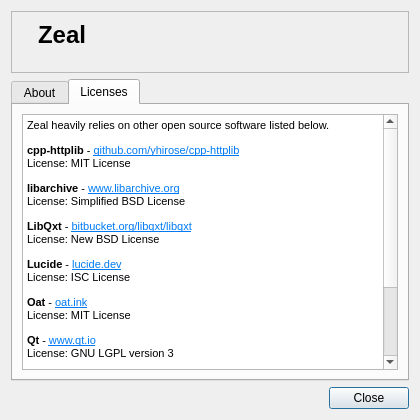
Above: src/libs/ui/aboutdialog.ui from zealdocs/zeal before the change. Below: the same form after it.
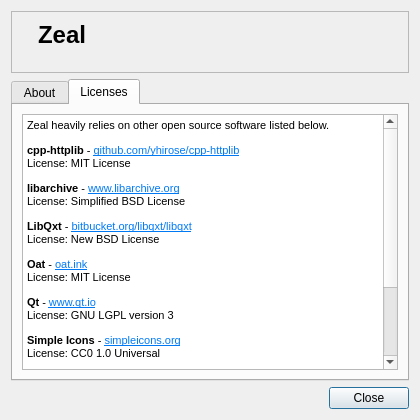
That is the form after the change. The open tabs and pages were chosen to show the change.

Commit message: feat(ui): use Tabler icons across the app (#1886)

Diff of the .ui file:
```diff
--- a/src/libs/ui/aboutdialog.ui
+++ b/src/libs/ui/aboutdialog.ui
@@ -114,11 +114,11 @@
 &lt;p style=&quot; margin-top:12px; margin-bottom:12px; margin-left:0px; margin-right:0px; -qt-block-indent:0; text-indent:0px;&quot;&gt;&lt;span style=&quot; font-family:'MS Shell Dlg 2'; font-size:8.25pt; font-weight:600;&quot;&gt;cpp-httplib&lt;/span&gt;&lt;span style=&quot; font-family:'MS Shell Dlg 2'; font-size:8.25pt;&quot;&gt; - &lt;/span&gt;&lt;a href=&quot;https://github.com/yhirose/cpp-httplib&quot;&gt;&lt;span style=&quot; font-family:'MS Shell Dlg 2'; font-size:8.25pt; text-decoration: underline; color:#007af4;&quot;&gt;github.com/yhirose/cpp-httplib&lt;/span&gt;&lt;/a&gt;&lt;span style=&quot; font-family:'MS Shell Dlg 2'; font-size:8.25pt;&quot;&gt;&lt;br /&gt;License: MIT License&lt;/span&gt;&lt;/p&gt;
 &lt;p style=&quot; margin-top:12px; margin-bottom:12px; margin-left:0px; margin-right:0px; -qt-block-indent:0; text-indent:0px;&quot;&gt;&lt;span style=&quot; font-family:'MS Shell Dlg 2'; font-size:8.25pt; font-weight:600;&quot;&gt;libarchive&lt;/span&gt;&lt;span style=&quot; font-family:'MS Shell Dlg 2'; font-size:8.25pt;&quot;&gt; - &lt;/span&gt;&lt;a href=&quot;https://www.libarchive.org/&quot;&gt;&lt;span style=&quot; font-family:'MS Shell Dlg 2'; font-size:8.25pt; text-decoration: underline; color:#007af4;&quot;&gt;www.libarchive.org&lt;/span&gt;&lt;/a&gt;&lt;span style=&quot; font-family:'MS Shell Dlg 2'; font-size:8.25pt;&quot;&gt;&lt;br /&gt;License: Simplified BSD License&lt;/span&gt;&lt;/p&gt;
 &lt;p style=&quot; margin-top:12px; margin-bottom:12px; margin-left:0px; margin-right:0px; -qt-block-indent:0; text-indent:0px;&quot;&gt;&lt;span style=&quot; font-family:'MS Shell Dlg 2'; font-size:8.25pt; font-weight:600;&quot;&gt;LibQxt&lt;/span&gt;&lt;span style=&quot; font-family:'MS Shell Dlg 2'; font-size:8.25pt;&quot;&gt; - &lt;/span&gt;&lt;a href=&quot;https://bitbucket.org/libqxt/libqxt&quot;&gt;&lt;span style=&quot; font-family:'MS Shell Dlg 2'; font-size:8.25pt; text-decoration: underline; color:#007af4;&quot;&gt;bitbucket.org/libqxt/libqxt&lt;/span&gt;&lt;/a&gt;&lt;span style=&quot; font-family:'MS Shell Dlg 2'; font-size:8.25pt;&quot;&gt;&lt;br /&gt;License: New BSD License&lt;/span&gt;&lt;/p&gt;
-&lt;p style=&quot; margin-top:12px; margin-bottom:12px; margin-left:0px; margin-right:0px; -qt-block-indent:0; text-indent:0px;&quot;&gt;&lt;span style=&quot; font-family:'MS Shell Dlg 2'; font-size:8.25pt; font-weight:600;&quot;&gt;Lucide&lt;/span&gt;&lt;span style=&quot; font-family:'MS Shell Dlg 2'; font-size:8.25pt;&quot;&gt; - &lt;/span&gt;&lt;a href=&quot;https://lucide.dev/&quot;&gt;&lt;span style=&quot; font-family:'MS Shell Dlg 2'; font-size:8.25pt; text-decoration: underline; color:#007af4;&quot;&gt;lucide.dev&lt;/span&gt;&lt;/a&gt;&lt;span style=&quot; font-family:'MS Shell Dlg 2'; font-size:8.25pt;&quot;&gt;&lt;br /&gt;License: ISC License&lt;/span&gt;&lt;/p&gt;
 &lt;p style=&quot; margin-top:12px; margin-bottom:12px; margin-left:0px; margin-right:0px; -qt-block-indent:0; text-indent:0px;&quot;&gt;&lt;span style=&quot; font-family:'MS Shell Dlg 2'; font-size:8.25pt; font-weight:600;&quot;&gt;Oat&lt;/span&gt;&lt;span style=&quot; font-family:'MS Shell Dlg 2'; font-size:8.25pt;&quot;&gt; - &lt;/span&gt;&lt;a href=&quot;https://oat.ink/&quot;&gt;&lt;span style=&quot; font-family:'MS Shell Dlg 2'; font-size:8.25pt; text-decoration: underline; color:#007af4;&quot;&gt;oat.ink&lt;/span&gt;&lt;/a&gt;&lt;span style=&quot; font-family:'MS Shell Dlg 2'; font-size:8.25pt;&quot;&gt;&lt;br /&gt;License: MIT License&lt;/span&gt;&lt;/p&gt;
 &lt;p style=&quot; margin-top:12px; margin-bottom:12px; margin-left:0px; margin-right:0px; -qt-block-indent:0; text-indent:0px;&quot;&gt;&lt;span style=&quot; font-family:'MS Shell Dlg 2'; font-size:8.25pt; font-weight:600;&quot;&gt;Qt&lt;/span&gt;&lt;span style=&quot; font-family:'MS Shell Dlg 2'; font-size:8.25pt;&quot;&gt; - &lt;/span&gt;&lt;a href=&quot;https://www.qt.io/&quot;&gt;&lt;span style=&quot; font-family:'MS Shell Dlg 2'; font-size:8.25pt; text-decoration: underline; color:#007af4;&quot;&gt;www.qt.io&lt;/span&gt;&lt;/a&gt;&lt;span style=&quot; font-family:'MS Shell Dlg 2'; font-size:8.25pt;&quot;&gt;&lt;br /&gt;License: GNU LGPL version 3&lt;/span&gt;&lt;/p&gt;
 &lt;p style=&quot; margin-top:12px; margin-bottom:12px; margin-left:0px; margin-right:0px; -qt-block-indent:0; text-indent:0px;&quot;&gt;&lt;span style=&quot; font-family:'MS Shell Dlg 2'; font-size:8.25pt; font-weight:600;&quot;&gt;Simple Icons&lt;/span&gt;&lt;span style=&quot; font-family:'MS Shell Dlg 2'; font-size:8.25pt;&quot;&gt; - &lt;/span&gt;&lt;a href=&quot;https://simpleicons.org/&quot;&gt;&lt;span style=&quot; font-family:'MS Shell Dlg 2'; font-size:8.25pt; text-decoration: underline; color:#007af4;&quot;&gt;simpleicons.org&lt;/span&gt;&lt;/a&gt;&lt;span style=&quot; font-family:'MS Shell Dlg 2'; font-size:8.25pt;&quot;&gt;&lt;br /&gt;License: CC0 1.0 Universal&lt;/span&gt;&lt;/p&gt;
 &lt;p style=&quot; margin-top:12px; margin-bottom:12px; margin-left:0px; margin-right:0px; -qt-block-indent:0; text-indent:0px;&quot;&gt;&lt;span style=&quot; font-family:'MS Shell Dlg 2'; font-size:8.25pt; font-weight:600;&quot;&gt;SQLite&lt;/span&gt;&lt;span style=&quot; font-family:'MS Shell Dlg 2'; font-size:8.25pt;&quot;&gt; - &lt;/span&gt;&lt;a href=&quot;https://www.sqlite.org/&quot;&gt;&lt;span style=&quot; font-family:'MS Shell Dlg 2'; font-size:8.25pt; text-decoration: underline; color:#007af4;&quot;&gt;www.sqlite.org&lt;/span&gt;&lt;/a&gt;&lt;span style=&quot; font-family:'MS Shell Dlg 2'; font-size:8.25pt;&quot;&gt;&lt;br /&gt;License: Public Domain&lt;/span&gt;&lt;/p&gt;
+&lt;p style=&quot; margin-top:12px; margin-bottom:12px; margin-left:0px; margin-right:0px; -qt-block-indent:0; text-indent:0px;&quot;&gt;&lt;span style=&quot; font-family:'MS Shell Dlg 2'; font-size:8.25pt; font-weight:600;&quot;&gt;Tabler Icons&lt;/span&gt;&lt;span style=&quot; font-family:'MS Shell Dlg 2'; font-size:8.25pt;&quot;&gt; - &lt;/span&gt;&lt;a href=&quot;https://tabler.io/icons&quot;&gt;&lt;span style=&quot; font-family:'MS Shell Dlg 2'; font-size:8.25pt; text-decoration: underline; color:#007af4;&quot;&gt;tabler.io/icons&lt;/span&gt;&lt;/a&gt;&lt;span style=&quot; font-family:'MS Shell Dlg 2'; font-size:8.25pt;&quot;&gt;&lt;br /&gt;License: MIT License&lt;/span&gt;&lt;/p&gt;
 &lt;p style=&quot; margin-top:12px; margin-bottom:12px; margin-left:0px; margin-right:0px; -qt-block-indent:0; text-indent:0px;&quot;&gt;&lt;span style=&quot; font-family:'MS Shell Dlg 2'; font-size:8.25pt; font-weight:600;&quot;&gt;toml++&lt;/span&gt;&lt;span style=&quot; font-family:'MS Shell Dlg 2'; font-size:8.25pt;&quot;&gt; - &lt;/span&gt;&lt;a href=&quot;https://github.com/marzer/tomlplusplus&quot;&gt;&lt;span style=&quot; font-family:'MS Shell Dlg 2'; font-size:8.25pt; text-decoration: underline; color:#007af4;&quot;&gt;github.com/marzer/tomlplusplus&lt;/span&gt;&lt;/a&gt;&lt;span style=&quot; font-family:'MS Shell Dlg 2'; font-size:8.25pt;&quot;&gt;&lt;br /&gt;License: MIT License&lt;/span&gt;&lt;/p&gt;&lt;/body&gt;&lt;/html&gt;</string>
          </property>
          <property name="openExternalLinks">
```
The commit also changes 32 other files.
